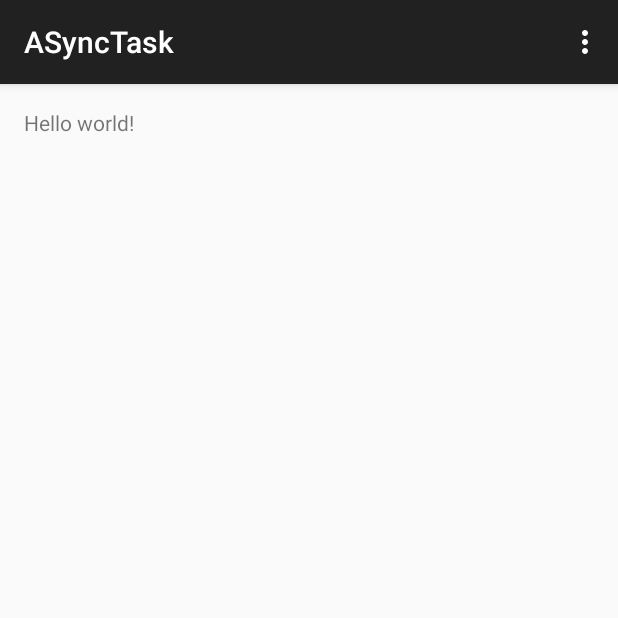
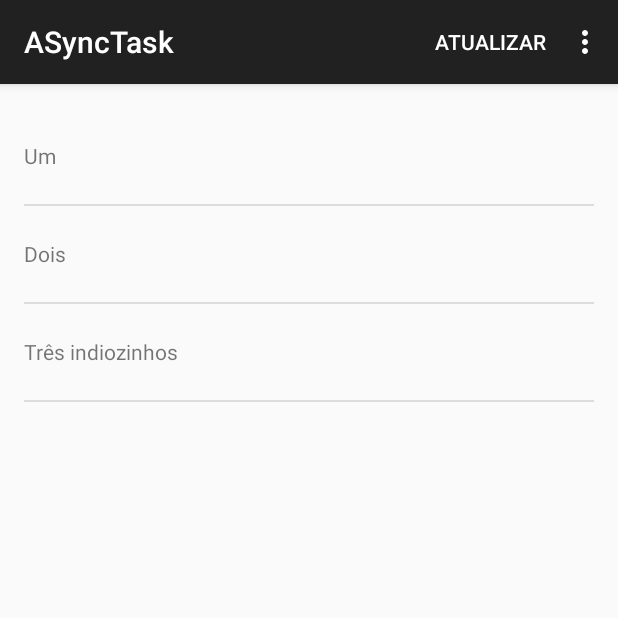
Before and after one commit to rodrigoccurvo/ASyncTask, an Android app: the screen it shows after launch (MainActivity), on a phone screen of 412 x 824 dp, the top half of it. Run offline under Robolectric (Android 15) with nearby library versions, the phone set to English and light mode, and no system bars.

Commit message:
Tarefa assíncrona

```diff
--- a/app/src/main/java/com/example/rodrigo/asynctask/MainActivity.java
+++ b/app/src/main/java/com/example/rodrigo/asynctask/MainActivity.java
@@ -1,17 +1,41 @@
 package com.example.rodrigo.asynctask;
 
+import android.os.AsyncTask;
+import android.os.Bundle;
 import android.support.v7.app.ActionBarActivity;
-import android.os.Bundle;
 import android.view.Menu;
 import android.view.MenuItem;
+import android.widget.ArrayAdapter;
+import android.widget.ListView;
+
+import java.util.ArrayList;
 
 
 public class MainActivity extends ActionBarActivity {
+
+    private ArrayAdapter<String> mAdapter;
 
     @Override
     protected void onCreate(Bundle savedInstanceState) {
         super.onCreate(savedInstanceState);
         setContentView(R.layout.activity_main);
+
+        mAdapter =
+                new ArrayAdapter<String>(
+                        this, // The current context (this activity)
+                        R.layout.list_item, // The name of the layout ID.
+                        R.id.list_item_textview, // The ID of the textview to populate.
+                        new ArrayList<String>());
+
+        // Get a reference to the ListView, and attach this adapter to it.
+        ListView listView = (ListView) findViewById(R.id.list_view);
+        listView.setAdapter(mAdapter);
+    }
+
+    @Override
+    protected void onStart() {
+        super.onStart();
+        atualizar();
     }
 
     @Override
@@ -29,10 +53,39 @@ public class MainActivity extends ActionBarActivity {
         int id = item.getItemId();
 
         //noinspection SimplifiableIfStatement
-        if (id == R.id.action_settings) {
-            return true;
+        switch (id) {
+            case R.id.action_settings:
+                return true;
+
+            case R.id.action_refresh:
+                atualizar();
+                return true;
         }
 
         return super.onOptionsItemSelected(item);
     }
+
+    private void atualizar() {
+        PegaDadosDoServidor pega = new PegaDadosDoServidor();
+        pega.execute();
+    }
+
+    public class PegaDadosDoServidor extends AsyncTask<Void, Void, String[]> {
+
+        @Override
+        protected String[] doInBackground(Void... voids) {
+            ServidorFalso servidor = new ServidorFalso();
+            return servidor.pegaDados();
+        }
+
+        @Override
+        protected void onPostExecute(String[] result) {
+            if (result != null) {
+                mAdapter.clear();
+                for(String r : result) {
+                    mAdapter.add(r);
+                }
+            }
+        }
+    }
 }
--- /dev/null
+++ b/app/src/main/java/com/example/rodrigo/asynctask/ServidorFalso.java
@@ -0,0 +1,28 @@
+package com.example.rodrigo.asynctask;
+
+/**
+ * Created by rodrigo on 9/2/15.
+ */
+public class ServidorFalso {
+    public String[] pegaDados() {
+        String[] dados1 = {
+                "Um",
+                "Dois",
+                "Três indiozinhos"
+        };
+
+        String[] dados2 = {
+                "Quatro",
+                "Cinco",
+                "Seis indiozinhos"
+        };
+
+        // Para não pegar sempre o mesmo...
+        long time = System.currentTimeMillis() / 1000;
+        if (time % 2 == 0) {
+            return dados1;
+        } else {
+            return dados2;
+        }
+    }
+}
--- a/app/src/main/res/layout/activity_main.xml
+++ b/app/src/main/res/layout/activity_main.xml
@@ -5,7 +5,9 @@
     android:paddingTop="@dimen/activity_vertical_margin"
     android:paddingBottom="@dimen/activity_vertical_margin" tools:context=".MainActivity">
 
-    <TextView android:text="@string/hello_world" android:layout_width="wrap_content"
-        android:layout_height="wrap_content" />
+    <ListView
+        android:id="@+id/list_view"
+        android:layout_width="match_parent"
+        android:layout_height="match_parent" />
 
 </RelativeLayout>
--- /dev/null
+++ b/app/src/main/res/layout/list_item.xml
@@ -0,0 +1,8 @@
+<?xml version="1.0" encoding="utf-8"?>
+
+<TextView xmlns:android="http://schemas.android.com/apk/res/android"
+    android:layout_width="match_parent"
+    android:layout_height="wrap_content"
+    android:minHeight="?android:attr/listPreferredItemHeight"
+    android:gravity="center_vertical"
+    android:id="@+id/list_item_textview" />
--- a/app/src/main/res/menu/menu_main.xml
+++ b/app/src/main/res/menu/menu_main.xml
@@ -3,4 +3,6 @@
     xmlns:tools="http://schemas.android.com/tools" tools:context=".MainActivity">
     <item android:id="@+id/action_settings" android:title="@string/action_settings"
         android:orderInCategory="100" app:showAsAction="never" />
+    <item android:id="@+id/action_refresh" android:title="@string/action_refresh"
+        android:orderInCategory="1" app:showAsAction="always" />
 </menu>
--- a/app/src/main/res/values/strings.xml
+++ b/app/src/main/res/values/strings.xml
@@ -3,4 +3,5 @@
 
     <string name="hello_world">Hello world!</string>
     <string name="action_settings">Settings</string>
+    <string name="action_refresh">Atualizar</string>
 </resources>
```
Also changed, not shown: 1 other file.
